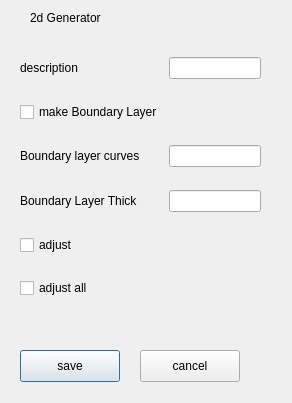
First picture: the form in generator2ddialog.ui, repository Randi-f/NekMeshUI, before the edit.
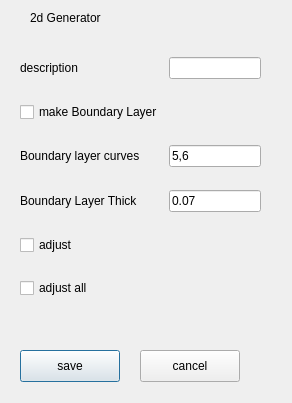
Second picture: the form after the edit.

```diff
--- a/generator2ddialog.ui
+++ b/generator2ddialog.ui
@@ -31,7 +31,11 @@
      </widget>
     </item>
     <item row="2" column="1">
-     <widget class="QLineEdit" name="textBlcurves"/>
+     <widget class="QLineEdit" name="textBlcurves">
+      <property name="text">
+       <string>5,6</string>
+      </property>
+     </widget>
     </item>
     <item row="2" column="0">
      <widget class="QLabel" name="label_2">
@@ -41,7 +45,11 @@
      </widget>
     </item>
     <item row="3" column="1">
-     <widget class="QLineEdit" name="textBlthick"/>
+     <widget class="QLineEdit" name="textBlthick">
+      <property name="text">
+       <string>0.07</string>
+      </property>
+     </widget>
     </item>
     <item row="4" column="0">
      <widget class="QCheckBox" name="checkAdjust">
```
